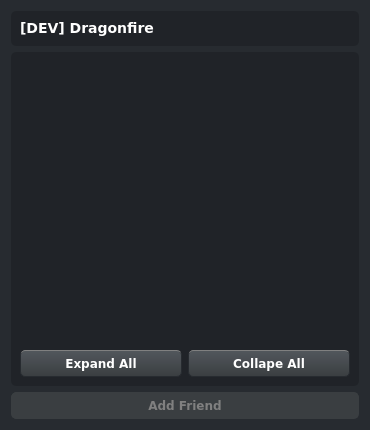
The window that src/_res/friendlist/friendlist.ui (IDragonfire/modular-client) describes before a commit, drawn with Qt 5.
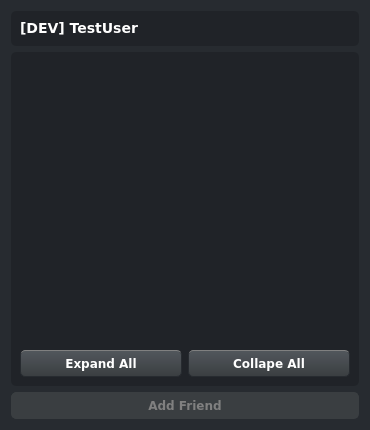
The same window after the commit. Icons and pictures are not drawn.

Commit message: update player name

The edit to the form file:
```diff
--- a/src/_res/friendlist/friendlist.ui
+++ b/src/_res/friendlist/friendlist.ui
@@ -92,7 +92,7 @@
       <item>
        <widget class="QLabel" name="label">
         <property name="text">
-         <string>[DEV] Dragonfire</string>
+         <string>[DEV] TestUser</string>
         </property>
        </widget>
       </item>
```
Left out of the diff: 2 changed lines with no effect on the pictures. The commit also changes 1 other file.
